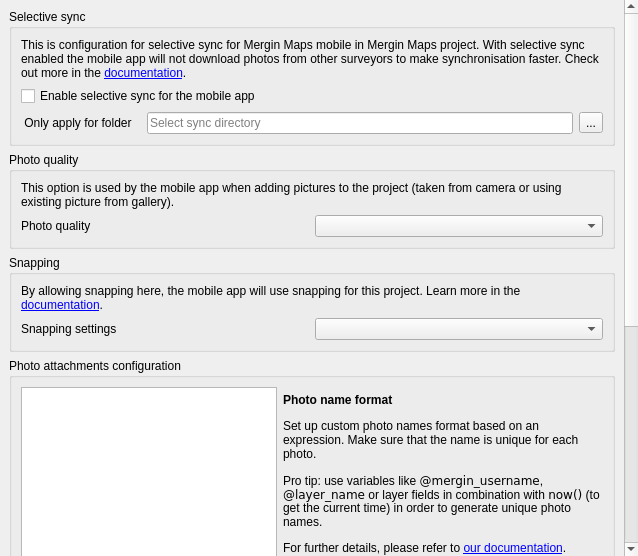
Before: the Qt Designer form Mergin/ui/ui_project_config.ui in MerginMaps/qgis-plugin, drawn with Qt 5.
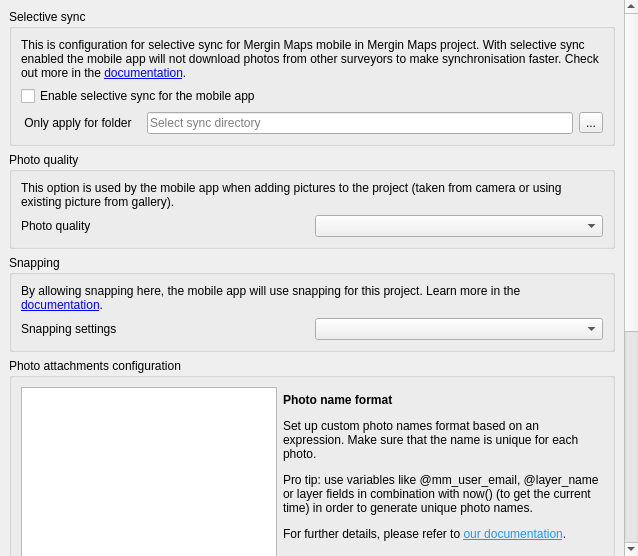
After: the same form once the commit is applied. Custom widgets are drawn as their Qt base class.

Commit message:
Improve MM QGIS expression variables (#688)
* Improve MM QGIS expression variables

introduces new QGIS expression variable mergin_full_name, mergin_user_email and add additional variable with prefix mm.

What changed in the file:
```diff
--- a/Mergin/ui/ui_project_config.ui
+++ b/Mergin/ui/ui_project_config.ui
@@ -44,9 +44,9 @@
       <property name="geometry">
        <rect>
         <x>0</x>
-        <y>-422</y>
-        <width>624</width>
-        <height>978</height>
+        <y>-442</y>
+        <width>617</width>
+        <height>1104</height>
        </rect>
       </property>
       <layout class="QVBoxLayout" name="verticalLayout">
@@ -221,7 +221,7 @@
           <item row="1" column="1" colspan="2">
            <widget class="QLabel" name="label_6">
             <property name="text">
-             <string>&lt;html&gt;&lt;head/&gt;&lt;body&gt;&lt;p&gt;&lt;strong&gt;Photo name format&lt;/strong&gt;&lt;/p&gt;&lt;p&gt;Set up custom photo names format based on an expression. Make sure that the name is unique for each photo.&lt;/p&gt;&lt;p&gt;Pro tip: use variables like &lt;code&gt;@mergin_username&lt;/code&gt;, &lt;code&gt;@layer_name&lt;/code&gt; or layer fields in combination with &lt;code&gt;now()&lt;/code&gt; (to get the current time) in order to generate unique photo names.&lt;/p&gt;&lt;p&gt;For further details, please refer to &lt;a href=&quot;https://merginmaps.com/docs/layer/settingup_forms_photo/#customising-photo-name-format-with-expressions&quot;&gt;our documentation&lt;/a&gt;.&lt;/p&gt;&lt;/body&gt;&lt;/html&gt;</string>
+             <string>&lt;html&gt;&lt;head/&gt;&lt;body&gt;&lt;p&gt;&lt;span style=&quot; font-weight:600;&quot;&gt;Photo name format&lt;/span&gt;&lt;/p&gt;&lt;p&gt;Set up custom photo names format based on an expression. Make sure that the name is unique for each photo.&lt;/p&gt;&lt;p&gt;Pro tip: use variables like &lt;span style=&quot; font-family:'Noto Sans Mono';&quot;&gt;@mm_user_email&lt;/span&gt;, &lt;span style=&quot; font-family:'Noto Sans Mono';&quot;&gt;@layer_name&lt;/span&gt; or layer fields in combination with &lt;span style=&quot; font-family:'Noto Sans Mono';&quot;&gt;now()&lt;/span&gt; (to get the current time) in order to generate unique photo names.&lt;/p&gt;&lt;p&gt;For further details, please refer to &lt;a href=&quot;https://merginmaps.com/docs/layer/settingup_forms_photo/#customising-photo-name-format-with-expressions&quot;&gt;&lt;span style=&quot; text-decoration: underline; color:#1d99f3;&quot;&gt;our documentation&lt;/span&gt;&lt;/a&gt;.&lt;/p&gt;&lt;/body&gt;&lt;/html&gt;</string>
             </property>
             <property name="wordWrap">
              <bool>true</bool>
```
The commit also changes 3 other files.
